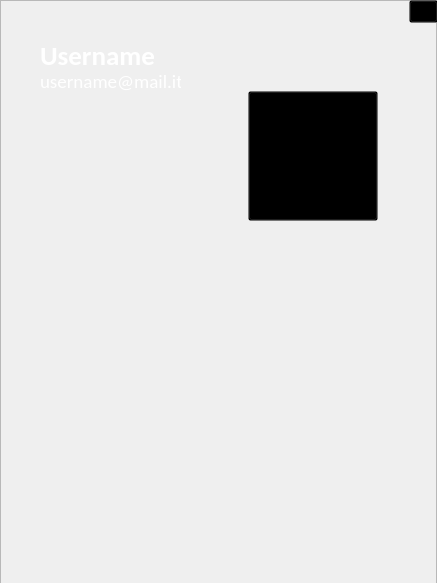
Qt form ClientModule/userprofile.ui (giovannic96/Real-time-collaborative-text-editor) before a commit.
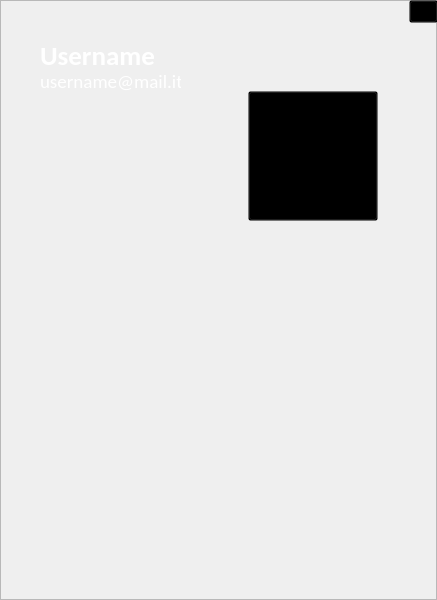
The same form after that commit. Icons and pictures are not drawn.

Commit message: Fix User Profile

```diff
--- a/ClientModule/userprofile.ui
+++ b/ClientModule/userprofile.ui
@@ -7,19 +7,19 @@
     <x>0</x>
     <y>0</y>
     <width>437</width>
-    <height>583</height>
+    <height>600</height>
    </rect>
   </property>
   <property name="minimumSize">
    <size>
     <width>437</width>
-    <height>583</height>
+    <height>600</height>
    </size>
   </property>
   <property name="maximumSize">
    <size>
     <width>437</width>
-    <height>583</height>
+    <height>600</height>
    </size>
   </property>
   <property name="windowTitle">
```
The commit also changes 1 other file.
